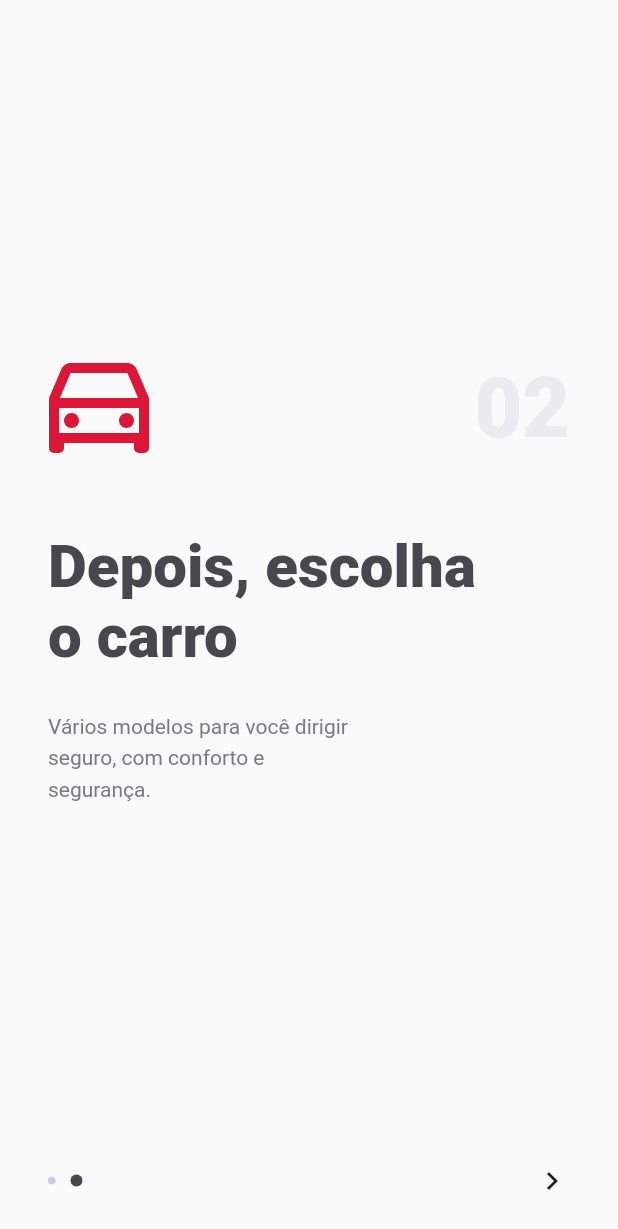
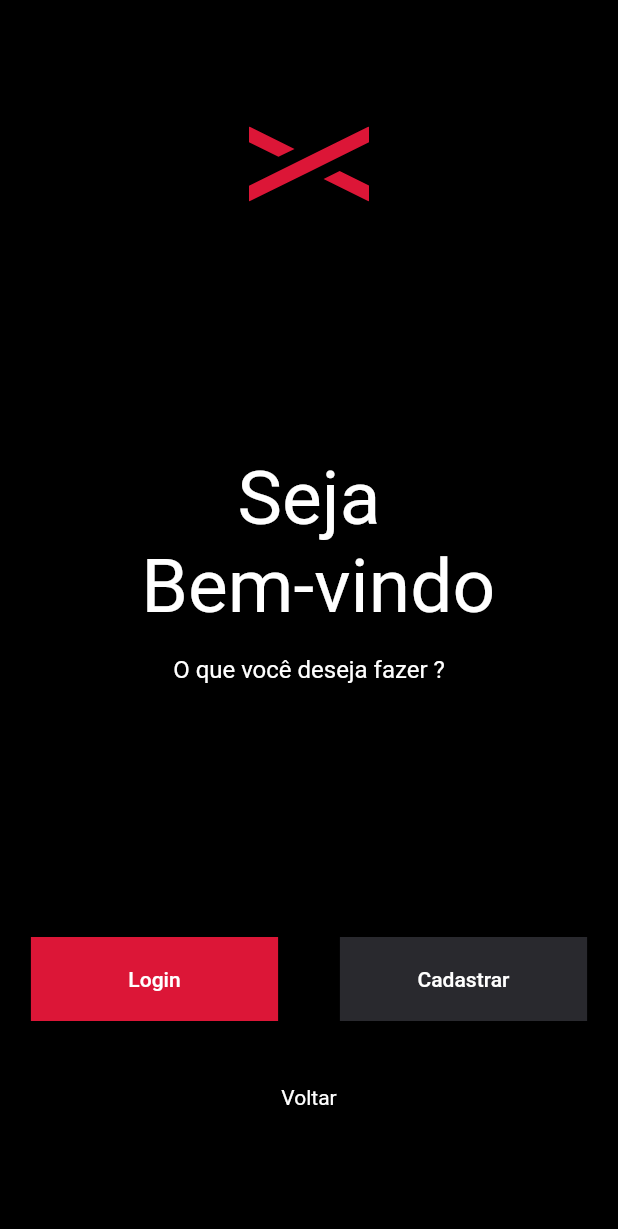
Before and after one commit to samples-flutter/rentx-app, a Flutter app: the screen it shows after launch, after a tap on the "navigate next" icon, on a phone screen of 412 x 824 dp. Shown: the top 1229 px of the screen. Run offline on Flutter 3.47's test engine with Material 2 defaults, Android fonts, the phone set to English and light mode, and no system bars; our stand-ins replace flutter_svg.

Commit message:
feat: create welcome screen

```diff
--- a/lib/pages/information/information_page.dart
+++ b/lib/pages/information/information_page.dart
@@ -1,6 +1,7 @@
 import 'package:flutter/material.dart';
 import 'package:rentx/pages/information/widget/first_page_widget.dart';
 import 'package:rentx/pages/information/widget/second_page_widget.dart';
+import 'package:rentx/pages/welcome/welcome_page.dart';
 import 'package:rentx/styles/app_colors.dart';
 
 class InformationPage extends StatefulWidget {
@@ -56,6 +57,10 @@ class _InformationPageState extends State<InformationPage> {
                 controller.animateToPage(1,
                     duration: const Duration(milliseconds: 400),
                     curve: Curves.easeIn);
+                if (currentIndex == 1) {
+                  Navigator.push(context,
+                      MaterialPageRoute(builder: (_) => WelcomePage()));
+                }
               },
             )
           ],
--- a/lib/pages/splashscreen/splash_logo.dart
+++ b/lib/pages/splashscreen/splash_logo.dart
@@ -12,11 +12,11 @@ class SplashLogo extends StatefulWidget {
 }
 
 class _SplashLogoState extends State<SplashLogo> {
-  bool _visibleLogo = false;
+  bool _visibleLogo = true;
 
   @override
   void initState() {
-    Timer(Duration(seconds: 2), () {
+    Timer(Duration(seconds: 3), () {
       setState(() {
         _visibleLogo = !_visibleLogo;
         _goToSplashUnion(context);
--- /dev/null
+++ b/lib/pages/welcome/welcome_page.dart
@@ -0,0 +1,74 @@
+import 'package:flutter/material.dart';
+import 'package:flutter_svg/flutter_svg.dart';
+import 'package:rentx/styles/app_colors.dart';
+
+class WelcomePage extends StatelessWidget {
+  const WelcomePage({Key? key}) : super(key: key);
+
+  @override
+  Widget build(BuildContext context) {
+    return SafeArea(
+      child: Scaffold(
+        backgroundColor: Colors.black,
+        body: Center(
+          child: Column(
+            mainAxisAlignment: MainAxisAlignment.spaceAround,
+            children: [
+              SvgPicture.asset('images/union.svg'),
+              Column(
+                children: [
+                  Text(
+                    'Seja \n Bem-vindo',
+                    textAlign: TextAlign.center,
+                    style: TextStyle(color: Colors.white, fontSize: 50),
+                  ),
+                  SizedBox(height: 16),
+                  Text(
+                    'O que você deseja fazer ?',
+                    style: TextStyle(color: Colors.white, fontSize: 16),
+                  ),
+                ],
+              ),
+              Column(
+                children: [
+                  Row(
+                    mainAxisAlignment: MainAxisAlignment.spaceAround,
+                    children: [
+                      buttonCustom(context, "Login", AppColors.primary, () {}),
+                      buttonCustom(
+                          context, "Cadastrar", AppColors.black100, () {}),
+                    ],
+                  ),
+                  SizedBox(height: 43),
+                  Text(
+                    "Voltar",
+                    style: TextStyle(color: Colors.white, fontSize: 14),
+                  )
+                ],
+              ),
+            ],
+          ),
+        ),
+      ),
+    );
+  }
+
+  Widget buttonCustom(context, String label, Color color, Function() action) {
+    return SizedBox(
+      width: MediaQuery.of(context).size.width * 0.4,
+      height: 56,
+      child: ElevatedButton(
+        onPressed: action,
+        child: Text(label),
+        style: ButtonStyle(
+          backgroundColor: MaterialStateProperty.all<Color>(color),
+          shape: MaterialStateProperty.all<RoundedRectangleBorder>(
+            RoundedRectangleBorder(
+              borderRadius: BorderRadius.circular(0.0),
+            ),
+          ),
+        ),
+      ),
+    );
+  }
+}
--- a/lib/styles/app_colors.dart
+++ b/lib/styles/app_colors.dart
@@ -5,4 +5,6 @@ class AppColors {
   static final grayDart = Color.fromRGBO(71, 71, 77, 1);
   static final gray300 = Color.fromRGBO(235, 235, 240, 1);
   static final gray400 = Color.fromRGBO(122, 122, 128, 1);
+  static final primary = Color.fromRGBO(220, 22, 55, 1);
+  static final black100 = Color.fromRGBO(41, 41, 46, 1);
 }
```
